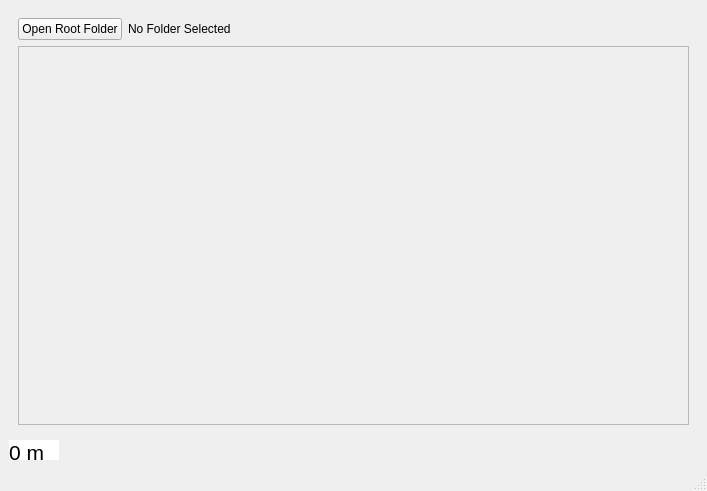
Above: gui.ui from adam-kosinski/Data-Plus-Zoe-Depth before the change. Below: the same form after it.
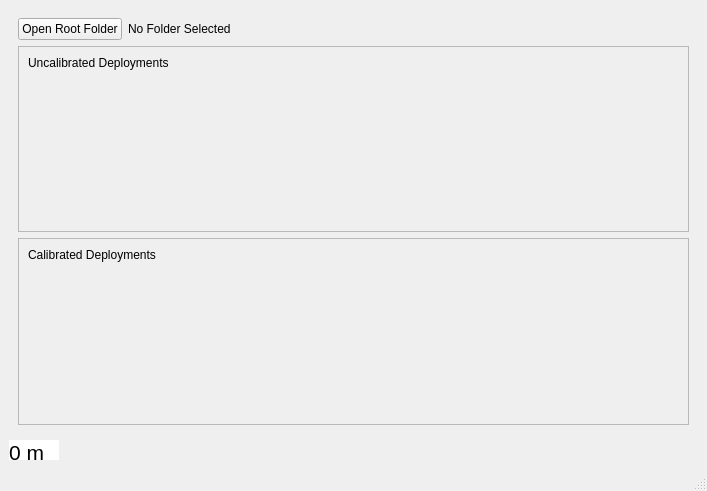
That is the form after the change. The open tabs and pages were chosen to show the change.

Commit message: Deployments sorted by if calibrated, fixed clear layout function

```diff
--- a/gui.ui
+++ b/gui.ui
@@ -33,7 +33,7 @@
        <number>1</number>
       </property>
       <widget class="QWidget" name="mainScreen">
-       <layout class="QVBoxLayout" name="verticalLayout_3">
+       <layout class="QVBoxLayout" name="verticalLayout_7">
         <item>
          <layout class="QHBoxLayout" name="horizontalLayout" stretch="0,1">
           <item>
@@ -69,22 +69,71 @@
              <x>0</x>
              <y>0</y>
              <width>681</width>
-             <height>382</height>
+             <height>188</height>
             </rect>
            </property>
-           <layout class="QVBoxLayout" name="verticalLayout_2" stretch="0,0">
+           <layout class="QVBoxLayout" name="verticalLayout_2">
             <item>
-             <layout class="QGridLayout" name="deploymentGrid"/>
+             <widget class="QLabel" name="label">
+              <property name="text">
+               <string>Uncalibrated Deployments</string>
+              </property>
+             </widget>
             </item>
             <item>
-             <spacer name="verticalSpacer_2">
+             <layout class="QVBoxLayout" name="uncalibratedDeployments"/>
+            </item>
+            <item>
+             <spacer name="verticalSpacer_3">
               <property name="orientation">
                <enum>Qt::Vertical</enum>
               </property>
               <property name="sizeHint" stdset="0">
                <size>
                 <width>20</width>
-                <height>40</height>
+                <height>153</height>
+               </size>
+              </property>
+             </spacer>
+            </item>
+           </layout>
+          </widget>
+         </widget>
+        </item>
+        <item>
+         <widget class="QScrollArea" name="scrollArea_2">
+          <property name="widgetResizable">
+           <bool>true</bool>
+          </property>
+          <widget class="QWidget" name="scrollAreaWidgetContents_3">
+           <property name="geometry">
+            <rect>
+             <x>0</x>
+             <y>0</y>
+             <width>681</width>
+             <height>188</height>
+            </rect>
+           </property>
+           <layout class="QVBoxLayout" name="verticalLayout_3">
+            <item>
+             <widget class="QLabel" name="label_2">
+              <property name="text">
+               <string>Calibrated Deployments</string>
+              </property>
+             </widget>
+            </item>
+            <item>
+             <layout class="QVBoxLayout" name="calibratedDeployments"/>
+            </item>
+            <item>
+             <spacer name="verticalSpacer_4">
+              <property name="orientation">
+               <enum>Qt::Vertical</enum>
+              </property>
+              <property name="sizeHint" stdset="0">
+               <size>
+                <width>20</width>
+                <height>153</height>
                </size>
               </property>
              </spacer>
```
Left out of the diff: 11 changed lines with no effect on the pictures. The commit also changes 3 other files.
